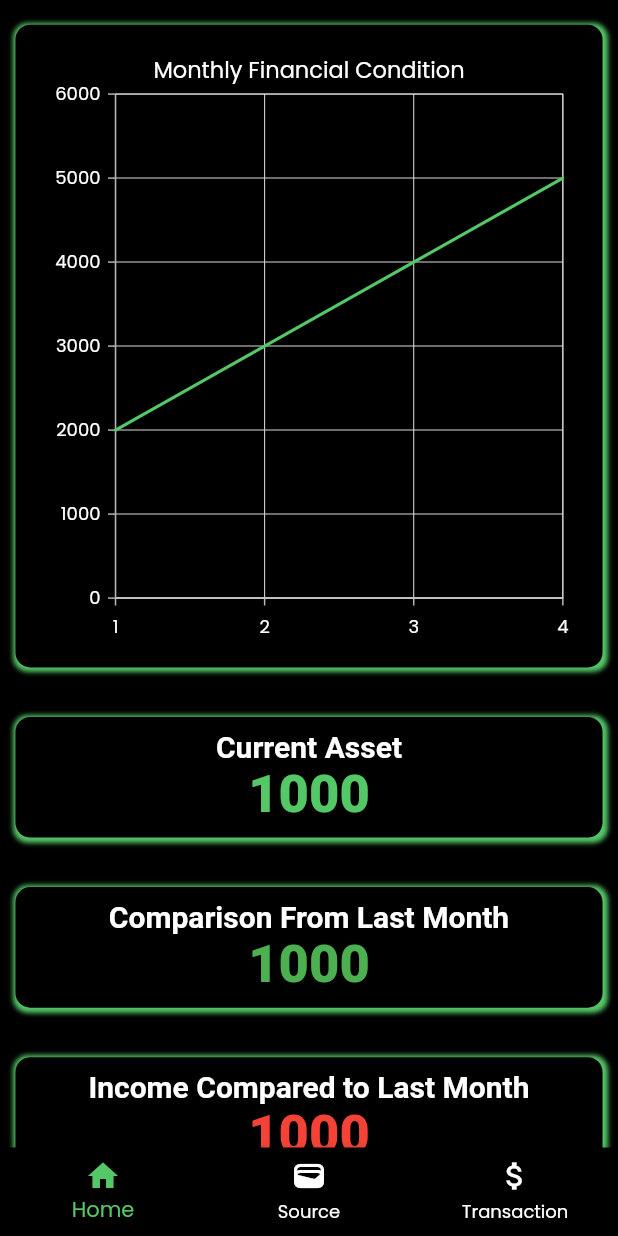
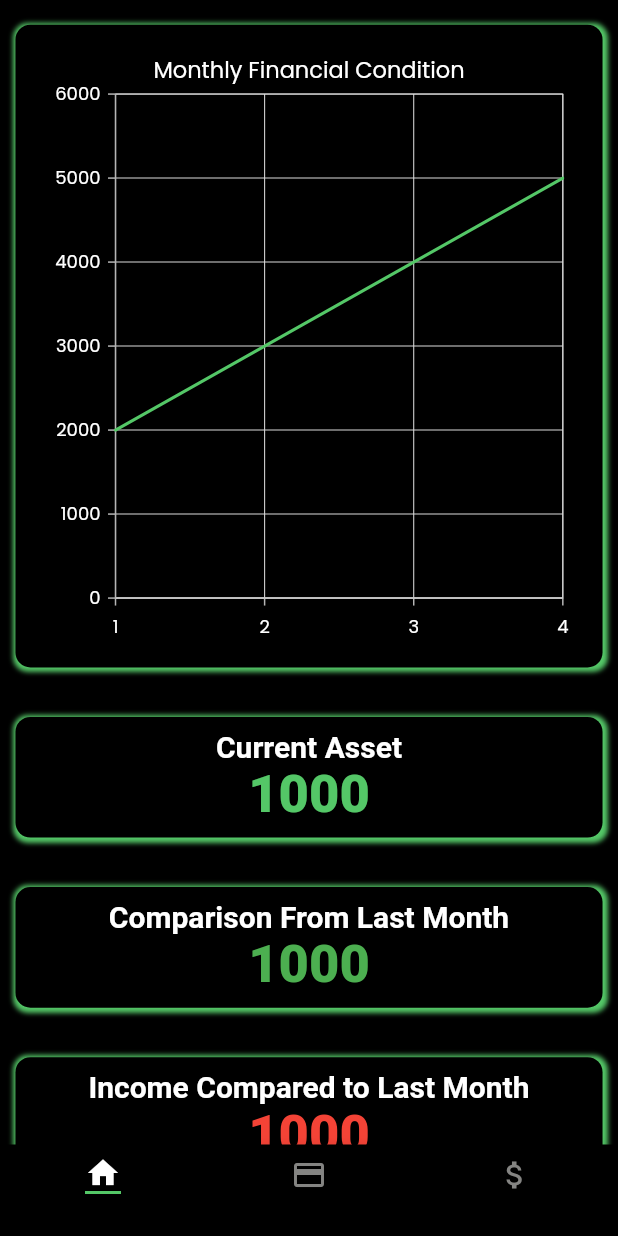
Before and after one commit to kuuhaku86/financial_tracker, a Flutter app: the screen it shows after launch, on a phone screen of 412 x 824 dp. Run offline on Flutter 3.47's test engine with Material 2 defaults, Android fonts, the phone set to English and light mode, and no system bars; our stand-ins replace sqflite, syncfusion_flutter_charts; accounts and stored records are empty; Roboto replaces fonts that are missing (Segoe UI).

Commit message:
Change: Finishing bottom navigation bar

```diff
--- a/lib/Interfaces/pages/main_page.dart
+++ b/lib/Interfaces/pages/main_page.dart
@@ -1,5 +1,6 @@
 import 'package:financial_tracker/Commons/themes/colors.dart';
 import 'package:financial_tracker/Interfaces/pages/home_page.dart';
+import 'package:financial_tracker/Interfaces/widgets/bottom_navigation_bar_item_custom.dart';
 import 'package:flutter/material.dart';
 import 'package:flutter/services.dart';
 
@@ -43,19 +44,11 @@ class _MainPageState extends State<MainPage> {
         selectedItemColor: themeColor.secondary,
         currentIndex: _selectedIndex,
         onTap: _onItemTapped,
-        items: const <BottomNavigationBarItem>[
-          BottomNavigationBarItem(
-            icon: Icon(Icons.home),
-            label: 'Home',
-          ),
-          BottomNavigationBarItem(
-            icon: Icon(Icons.wallet),
-            label: 'Source',
-          ),
-          BottomNavigationBarItem(
-            icon: Icon(Icons.attach_money),
-            label: 'Transaction',
-          ),
+        items: <BottomNavigationBarItem>[
+          BottomNavigationBarItemCustom(icon: Icons.home).build(context),
+          BottomNavigationBarItemCustom(icon: Icons.credit_card).build(context),
+          BottomNavigationBarItemCustom(icon: Icons.attach_money)
+              .build(context),
         ],
       ),
     );
```
Also changed, not shown: lib/Interfaces/widgets/bottom_navigation_bar_item_custom.dart (added, +28 -0 lines).
